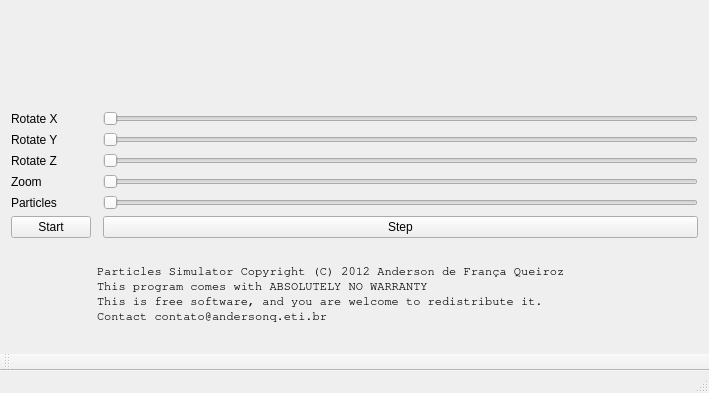
Before: the Qt Designer form mainwindow.ui in AndersonQ/ParticleSumulator, drawn with Qt 5.
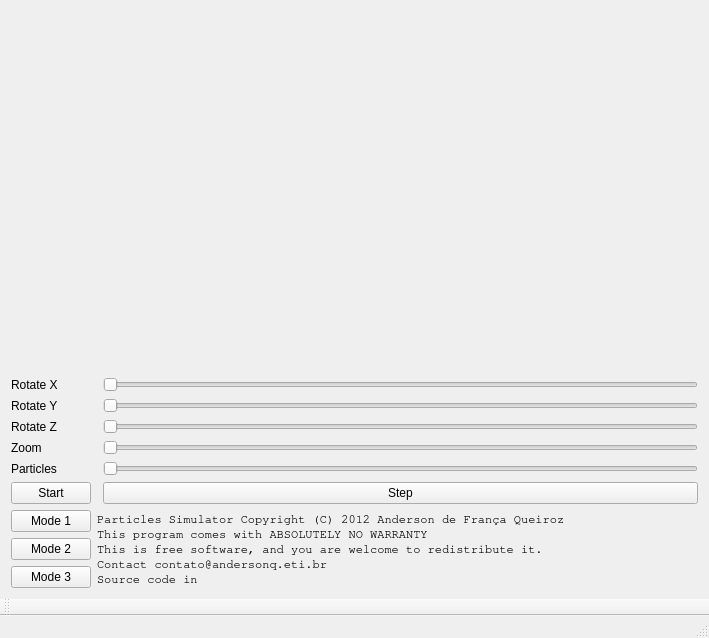
After: the same form once the commit is applied. Custom widgets are drawn as their Qt base class.

Commit message: Bottons to change the mode os movimentation of particles

Patch:
```diff
--- a/mainwindow.ui
+++ b/mainwindow.ui
@@ -7,7 +7,7 @@
     <x>0</x>
     <y>0</y>
     <width>709</width>
-    <height>393</height>
+    <height>638</height>
    </rect>
   </property>
   <property name="windowTitle">
@@ -116,7 +116,7 @@
       </property>
      </widget>
     </item>
-    <item row="11" column="1" rowspan="2" colspan="2">
+    <item row="11" column="1" rowspan="3" colspan="2">
      <widget class="QLabel" name="label_2">
       <property name="font">
        <font>
@@ -127,7 +127,8 @@
        <string>Particles Simulator Copyright (C) 2012 Anderson de França Queiroz
 This program comes with ABSOLUTELY NO WARRANTY
 This is free software, and you are welcome to redistribute it.
-Contact contato@andersonq.eti.br</string>
+Contact contato@andersonq.eti.br
+Source code in </string>
       </property>
      </widget>
     </item>
@@ -138,6 +139,27 @@
       </property>
      </widget>
     </item>
+    <item row="11" column="0">
+     <widget class="QPushButton" name="pushButton">
+      <property name="text">
+       <string>Mode 1</string>
+      </property>
+     </widget>
+    </item>
+    <item row="12" column="0">
+     <widget class="QPushButton" name="pushButton_3">
+      <property name="text">
+       <string>Mode 2</string>
+      </property>
+     </widget>
+    </item>
+    <item row="13" column="0">
+     <widget class="QPushButton" name="pushButton_4">
+      <property name="text">
+       <string>Mode 3</string>
+      </property>
+     </widget>
+    </item>
    </layout>
   </widget>
   <widget class="QMenuBar" name="menuBar">
```
Left out of the diff: 75 changed lines with no effect on the pictures. The commit also changes 2 other files.
